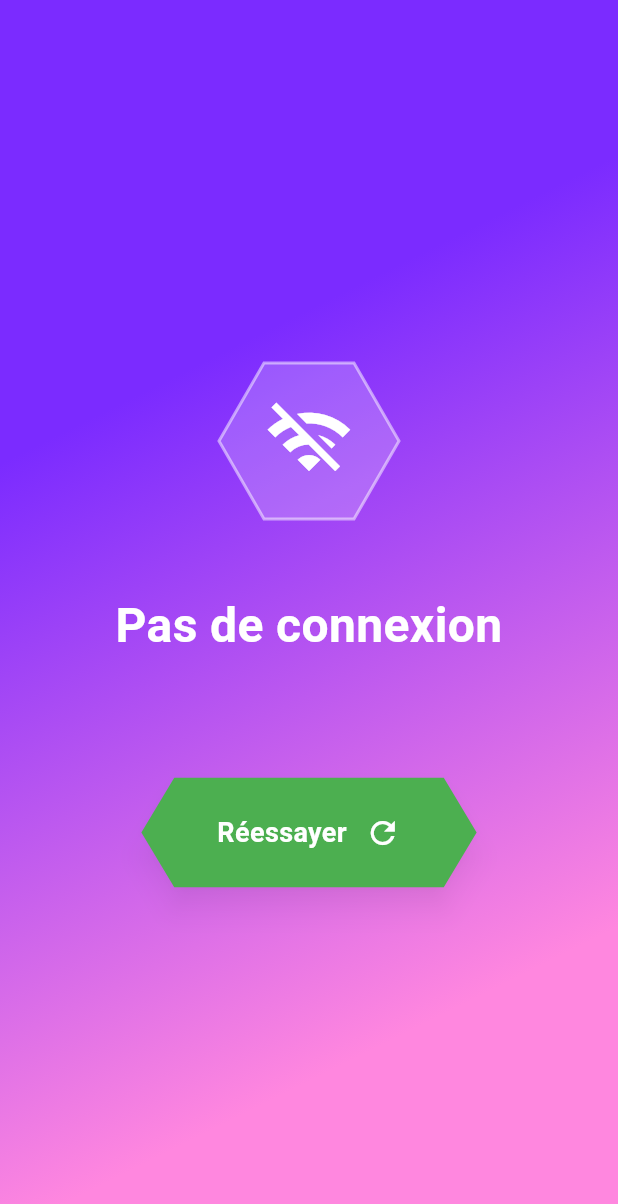
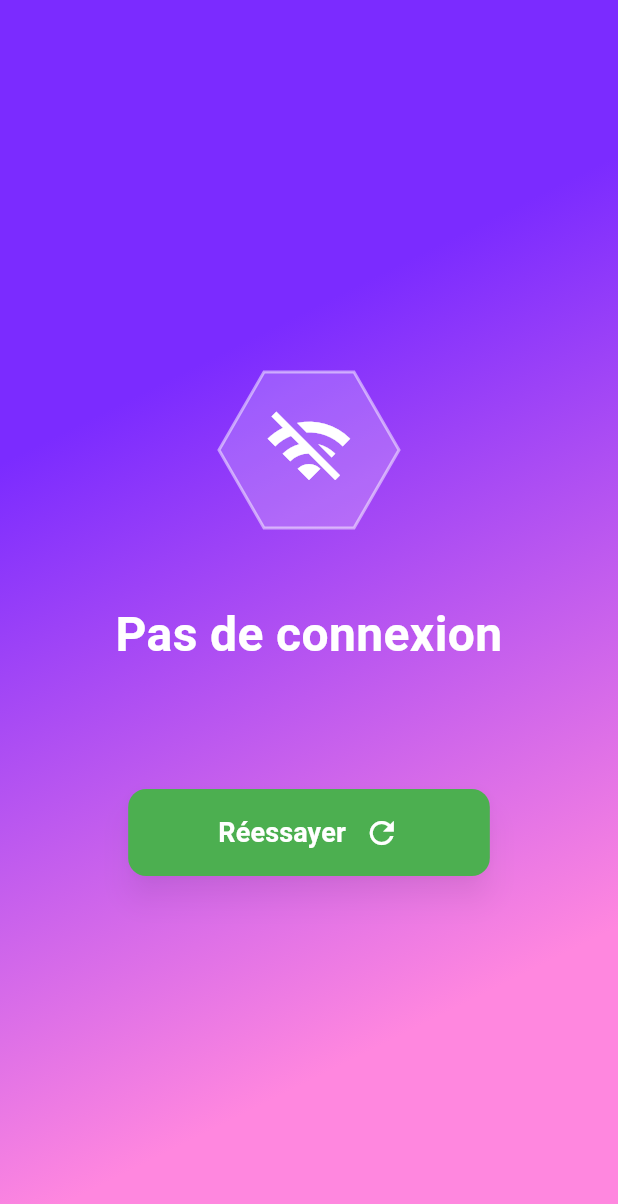
Before and after one commit to gatilol/ARPoseflutter, a Flutter app: the ConnectionErrorPage widget shown alone on an empty page, opened directly with empty values, on a phone screen of 412 x 824 dp. Shown: the top 1204 px of the screen. Run offline on Flutter 3.47's test engine with Material 3 defaults, Android fonts, the light colour scheme and no system bars; our stand-ins replace geolocator, permission_handler, screenshot; missing offline and left inert: flutter_inappwebview, gal; project files that could hold a hidden picture were left out.

Commit message:
loading blur + error page modif

```diff
--- a/ARPoseMoible/lib/screens/home_screen.dart
+++ b/ARPoseMoible/lib/screens/home_screen.dart
@@ -2,6 +2,7 @@ import 'package:flutter/material.dart';
 import 'package:flutter_inappwebview/flutter_inappwebview.dart';
 import 'package:url_launcher/url_launcher.dart';
 import 'dart:io' show Platform;
+import 'dart:ui'; // Import pour BackdropFilter
 
 import '../config/app_config.dart';
 import '../widgets/connection_error_page.dart';
@@ -193,17 +194,23 @@ class _HomeScreenState extends State<HomeScreen> {
                 },
               ),
 
-            // Page d'erreur - SUPER SIMPLE maintenant !
+            // Page d'erreur
             if (_hasConnectionError)
               ConnectionErrorPage(
                 message: _errorMessage,
                 onRetry: _retryConnection,
               ),
 
-            // Loader
+            // Loader avec effet de flou
             if (isLoading && !_hasConnectionError)
-              const Center(
-                child: CircularProgressIndicator(),
+              BackdropFilter(
+                filter: ImageFilter.blur(sigmaX: 8.0, sigmaY: 8.0),
+                child: Container(
+                  color: Colors.black.withOpacity(0.2),
+                  child: const Center(
+                    child: CircularProgressIndicator(),
+                  ),
+                ),
               ),
           ],
         ),
--- a/ARPoseMoible/lib/widgets/connection_error_page.dart
+++ b/ARPoseMoible/lib/widgets/connection_error_page.dart
@@ -90,38 +90,38 @@ class ConnectionErrorPage extends StatelessWidget {
 
               const SizedBox(height: 40),
 
-              // Bouton hexagonal allongé
-              GestureDetector(
-                onTap: onRetry,
-                child: CustomPaint(
-                  size: Size(220, 70),
-                  painter: ElongatedHexagonPainter(
-                    color: Colors.green,
+              // Bouton rectangulaire avec coins arrondis
+              ElevatedButton(
+                onPressed: onRetry,
+                style: ElevatedButton.styleFrom(
+                  backgroundColor: Colors.green,
+                  foregroundColor: Colors.white,
+                  padding: const EdgeInsets.symmetric(
+                    horizontal: 60,
+                    vertical: 16,
                   ),
-                  child: Container(
-                    width: 220,
-                    height: 70,
-                    alignment: Alignment.center,
+                  shape: RoundedRectangleBorder(
+                    borderRadius: BorderRadius.circular(12),
+                  ),
+                  elevation: 8,
+                  shadowColor: Colors.black.withOpacity(0.3),
+                ),
                 child: Row(
-                      mainAxisAlignment: MainAxisAlignment.center,
+                  mainAxisSize: MainAxisSize.min,
                   children: [
                     Text(
                       'Réessayer',
                       style: TextStyle(
                         fontSize: 18,
                         fontWeight: FontWeight.bold,
-                            color: Color(0xFFFFFFFF),
                       ),
                     ),
                     const SizedBox(width: 12),
                     Icon(
                       Icons.refresh,
-                          color: Color(0xFFFFFFFF),
                       size: 24,
                     ),
                   ],
-                    ),
-                  ),
                 ),
               ),
             ],
@@ -174,62 +174,3 @@ class HexagonPainter extends CustomPainter {
   @override
   bool shouldRepaint(HexagonPainter oldDelegate) => oldDelegate.color != color;
 }
-
-/// Painter pour dessiner un hexagone allongé (bouton)
-class ElongatedHexagonPainter extends CustomPainter {
-  final Color color;
-
-  ElongatedHexagonPainter({required this.color});
-
-  @override
-  void paint(Canvas canvas, Size size) {
-    final paint = Paint()
-      ..color = color
-      ..style = PaintingStyle.fill;
-
-    final path = Path();
-
-    // Calculer les dimensions
-    final height = size.height;
-    final width = size.width;
-    final cornerWidth = height * 0.3; // Largeur des coins inclinés
-
-    // Dessiner l'hexagone allongé (octogone arrondi)
-    // Coin supérieur gauche
-    path.moveTo(cornerWidth, 0);
-
-    // Ligne supérieure
-    path.lineTo(width - cornerWidth, 0);
-
-    // Coin supérieur droit
-    path.lineTo(width, height / 2);
-
-    // Coin inférieur droit
-    path.lineTo(width - cornerWidth, height);
-
-    // Ligne inférieure
-    path.lineTo(cornerWidth, height);
-
-    // Coin inférieur gauche
-    path.lineTo(0, height / 2);
-
-    path.close();
-
-    // Ombre portée
-    canvas.drawShadow(path, Colors.black.withOpacity(0.3), 8, true);
-
-    // Remplissage
-    canvas.drawPath(path, paint);
-
-    // Bordure
-    final borderPaint = Paint()
-      ..color = color
-      ..style = PaintingStyle.stroke
-      ..strokeWidth = 3;
-    canvas.drawPath(path, borderPaint);
-  }
-
-  @override
-  bool shouldRepaint(ElongatedHexagonPainter oldDelegate) =>
-      oldDelegate.color != color;
-}
```
Lines whose indentation alone changed are shown as unchanged.
